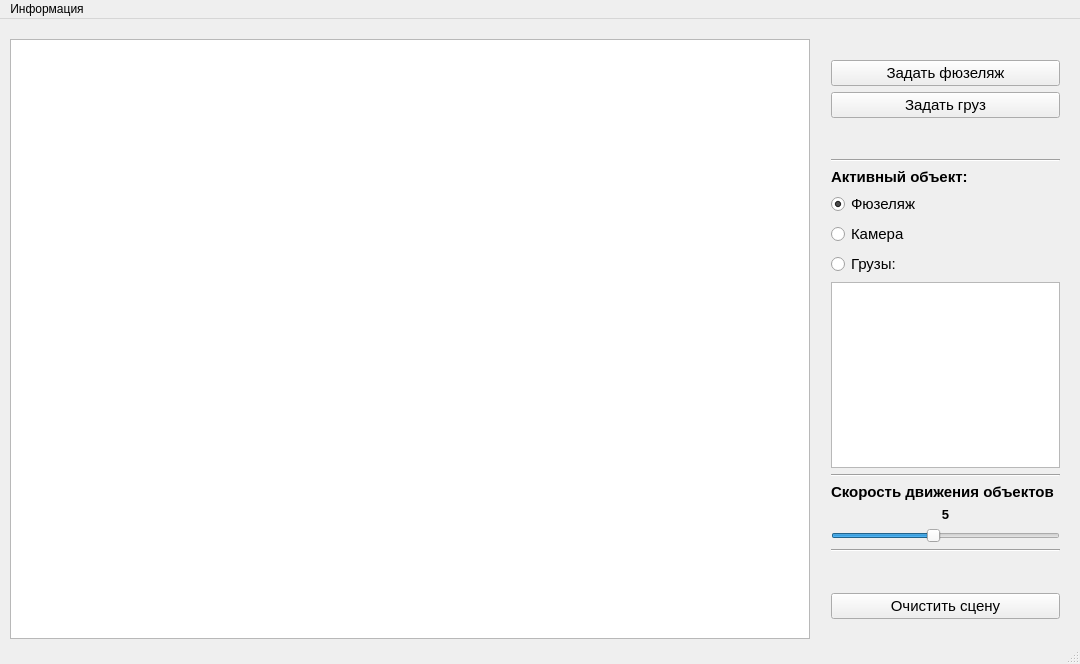
This is flyShipment/mainwindow.ui in Unatart/CGcourceproj as Qt 5 draws it before an edit. The edited form follows.
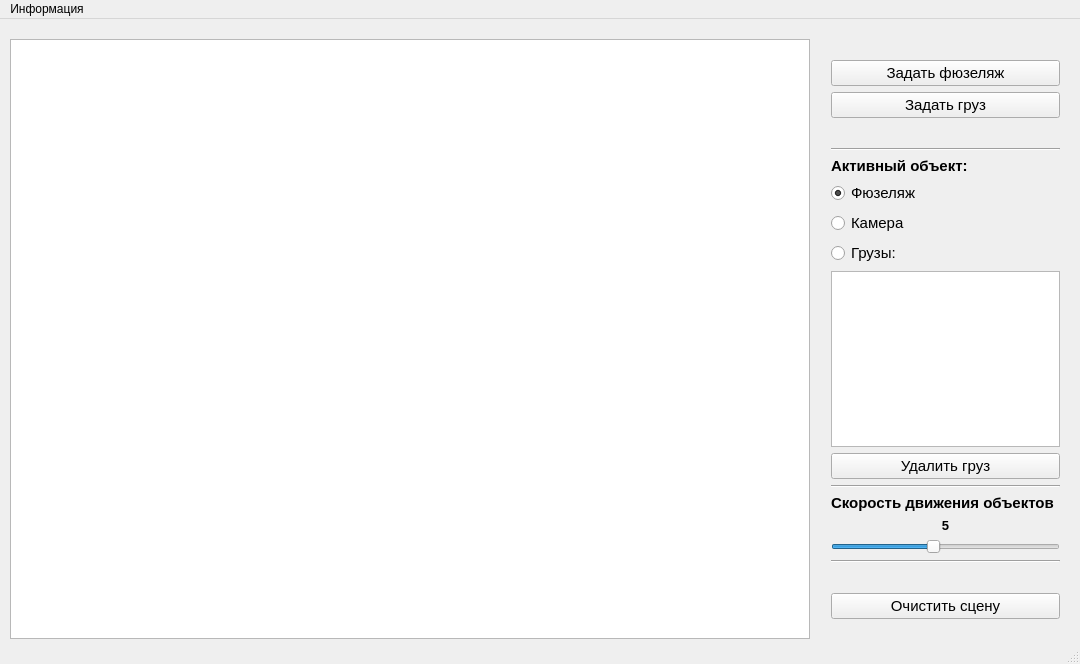
This is the edited form.

Commit message: - add some decent info buttons. - add delete button for models.

The edit to the form file:
```diff
--- a/flyShipment/mainwindow.ui
+++ b/flyShipment/mainwindow.ui
@@ -140,6 +140,18 @@
        </property>
       </widget>
      </item>
+     <item>
+      <widget class="QPushButton" name="delButton">
+       <property name="font">
+        <font>
+         <pointsize>11</pointsize>
+        </font>
+       </property>
+       <property name="text">
+        <string>Удалить груз</string>
+       </property>
+      </widget>
+     </item>
      <item>
       <widget class="Line" name="line_2">
        <property name="orientation">
```
The commit also changes 15 other files.
